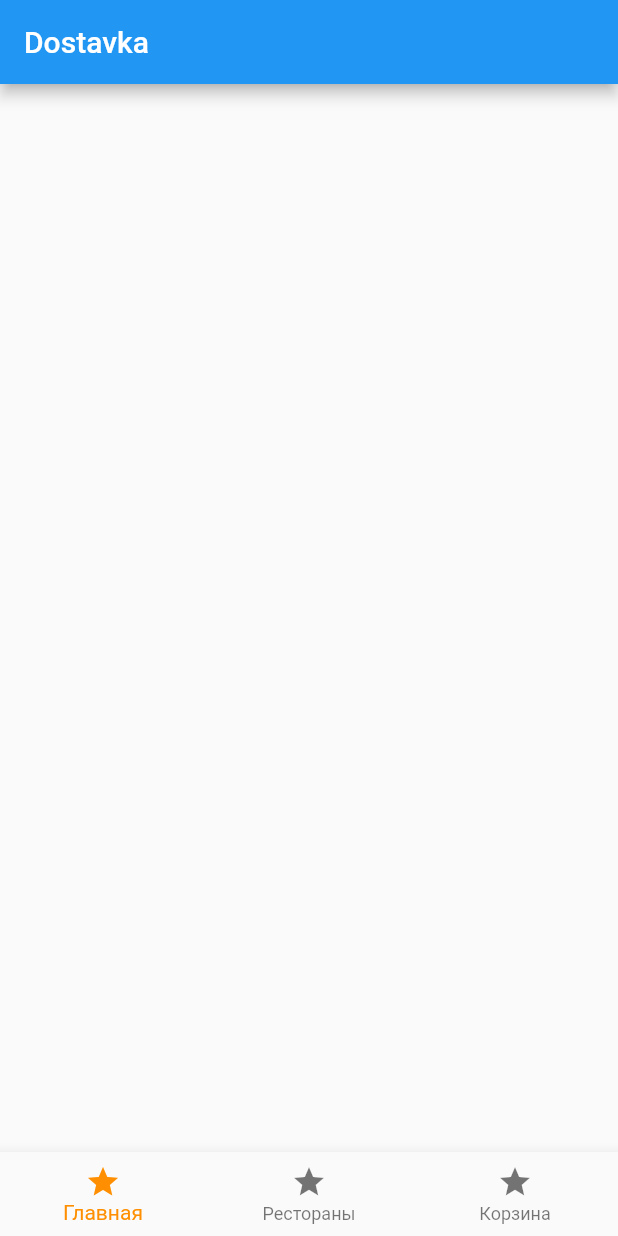
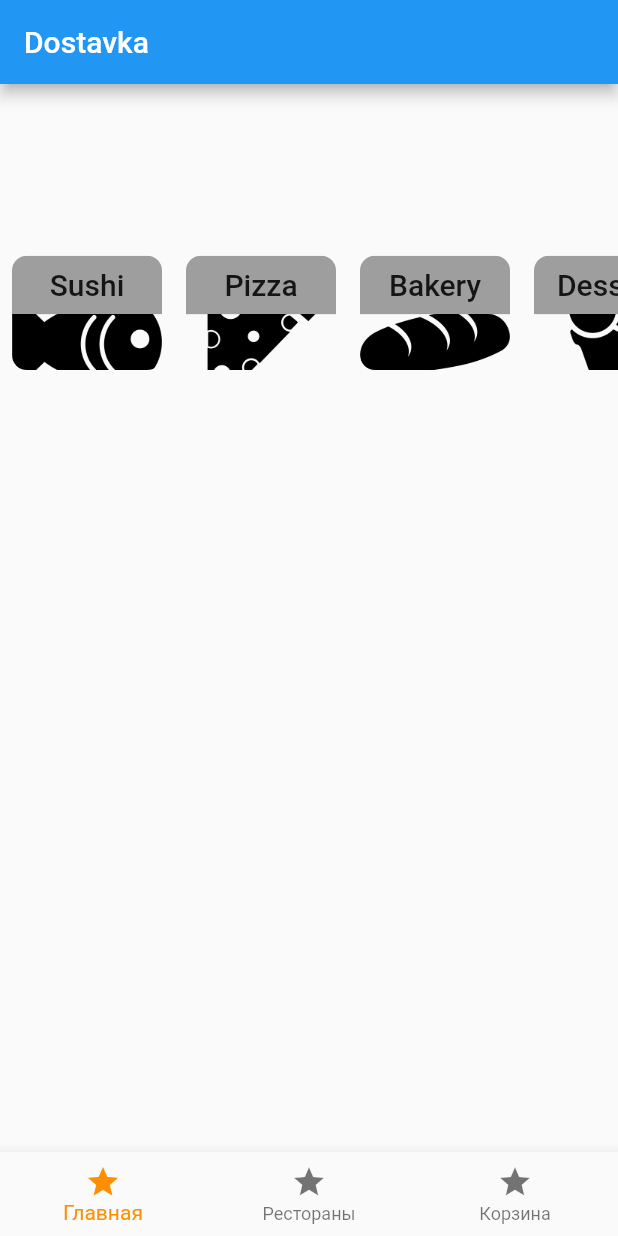
Before and after one commit to IvanDvur/laba_crossplatform, a Flutter app: the screen it shows after launch, on a phone screen of 412 x 824 dp. Run offline on Flutter 3.47's test engine with Material 2 defaults, Android fonts, the phone set to English and light mode, and no system bars.

Commit message:
Добавил CategoryData

```diff
--- /dev/null
+++ b/lib/screen_3_reustarants/Data/CategoryData.dart
@@ -0,0 +1,10 @@
+import 'package:lab_crossplatform/screen_3_reustarants/screen_3_model.dart';
+
+final List<Cathegory> categories = [
+  const Cathegory(title: "Sushi", icon: "lib/assets/images/fish1.png"),
+  const Cathegory(title: "Pizza", icon: "lib/assets/images/pizza-slice.png"),
+  const Cathegory(title: "Bakery", icon: "lib/assets/images/bread.png"),
+  const Cathegory(title: "Dessert", icon: "lib/assets/images/ice-cream.png"),
+  const Cathegory(title: "Vegetarian", icon: "lib/assets/images/fish1.png"),
+  const Cathegory(title: "Alcohol", icon: "lib/assets/images/fish1.png")
+];
--- a/lib/screen_3_reustarants/screen_3_model.dart
+++ b/lib/screen_3_reustarants/screen_3_model.dart
@@ -4,8 +4,3 @@ class Cathegory {
 
   const Cathegory({required this.title, required this.icon});
 }
-
-class Reustarant {
-  final String name;
-  final String name;
-}
--- a/lib/screen_3_reustarants/screen_3_page.dart
+++ b/lib/screen_3_reustarants/screen_3_page.dart
@@ -1,8 +1,9 @@
 // Экран ресторанов
 import 'package:flutter/material.dart';
-import 'package:flutter/material.dart';
-import 'package:lab_crossplatform/screen_3_reustarants/Data/Cathegories.dart';
+
 import 'package:lab_crossplatform/screen_3_reustarants/Widget/CathegoryCards.dart';
+
+import 'Data/CategoryData.dart';
 
 class ThirdScreen extends StatefulWidget {
   ThirdScreen({Key? key}) : super(key: key);
@@ -26,7 +27,7 @@ class _ThirdScreenState extends State<ThirdScreen> {
             flex: 3,
             child: ListView(
               scrollDirection: Axis.horizontal,
-              children: cathegories
+              children: categories
                   .map((categories) => buildCatCard(context,
                       image: categories.icon, title: categories.title))
                   .toList(),
```
